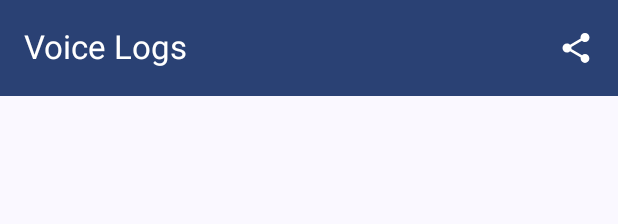
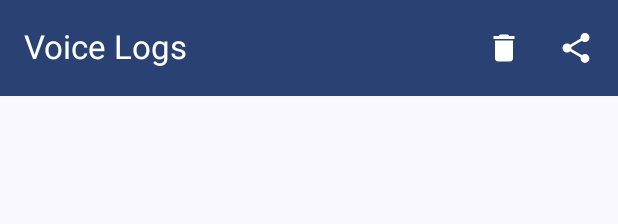
Before and after one commit to nmullaney/VoiceRecorder, an Android app built with Jetpack Compose: the @Preview function VRAppPreview, on a phone screen of 412 x 824 dp. Shown: the top 224 px of the screen. Run offline under Robolectric (Android 15) with nearby library versions, the light colour scheme and no system bars; our stand-ins replace Dagger/Hilt's generated code, paging.

Commit message:
added delete all button

```diff
--- a/app/src/main/java/com/osunick/voicerecorder/ui/compose/VoiceLogsScreen.kt
+++ b/app/src/main/java/com/osunick/voicerecorder/ui/compose/VoiceLogsScreen.kt
@@ -18,6 +18,7 @@ import androidx.compose.foundation.shape.CircleShape
 import androidx.compose.foundation.shape.RoundedCornerShape
 import androidx.compose.material.icons.Icons
 import androidx.compose.material.icons.filled.Add
+import androidx.compose.material.icons.filled.Delete
 import androidx.compose.material.icons.filled.Share
 import androidx.compose.material3.Button
 import androidx.compose.material3.ButtonColors
@@ -148,10 +149,21 @@ fun VRTopAppBar(eventsFlow: MutableStateFlow<LogEvent>) {
         ),
         title = { Text(stringResource(id = R.string.voice_logs)) },
         actions = {
+            DeleteActionBarButton(eventsFlow)
             ShareActionBarButton(eventsFlow)
         })
 }
-
+@Composable
+fun DeleteActionBarButton(eventsFlow: MutableStateFlow<LogEvent>) {
+    val coroutineScope = rememberCoroutineScope()
+    IconButton(onClick = {
+        coroutineScope.launch {
+            eventsFlow.emit(LogEvent.DeleteAllLogs)
+        }
+    }) {
+        Icon(Icons.Filled.Delete, stringResource(id = R.string.deleteall))
+    }
+}
 @Composable
 fun ShareActionBarButton(eventsFlow: MutableStateFlow<LogEvent>) {
     val coroutineScope = rememberCoroutineScope()
--- a/app/src/main/java/com/osunick/voicerecorder/viewmodel/LogsViewModel.kt
+++ b/app/src/main/java/com/osunick/voicerecorder/viewmodel/LogsViewModel.kt
@@ -113,6 +113,8 @@ sealed class LogEvent {
     data object None : LogEvent()
     data object Save: LogEvent()
     data object Share: LogEvent()
+
+    data object DeleteAllLogs: LogEvent()
     data object StartRecording: LogEvent()
     data class UpdateLog(val logText: String): LogEvent()
     data class DeleteLog(val id: Int): LogEvent()
--- a/app/src/main/res/values/strings.xml
+++ b/app/src/main/res/values/strings.xml
@@ -2,6 +2,8 @@
     <string name="app_name">VoiceRecorder</string>
     <string name="voice_logs">Voice Logs</string>
     <string name="share">share</string>
+    <string name="deleteall">delete all</string>
+
     <string name="add_log">Add log</string>
     <string name="add_voice_log">Add voice log</string>
     <string name="cannot_recognize_speech_without_this_permission">Cannot recognize speech without this permission</string>
```
Also changed, not shown: app/src/main/java/com/osunick/voicerecorder/VoiceRecorderActivity.kt (+27 -6 lines).
